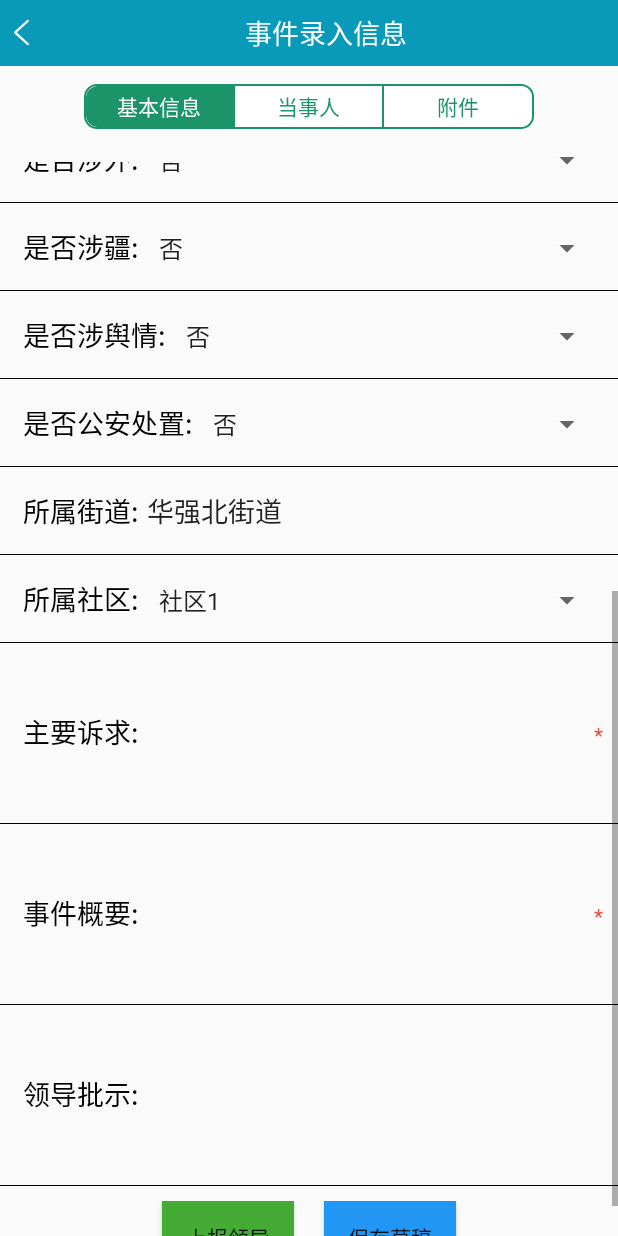
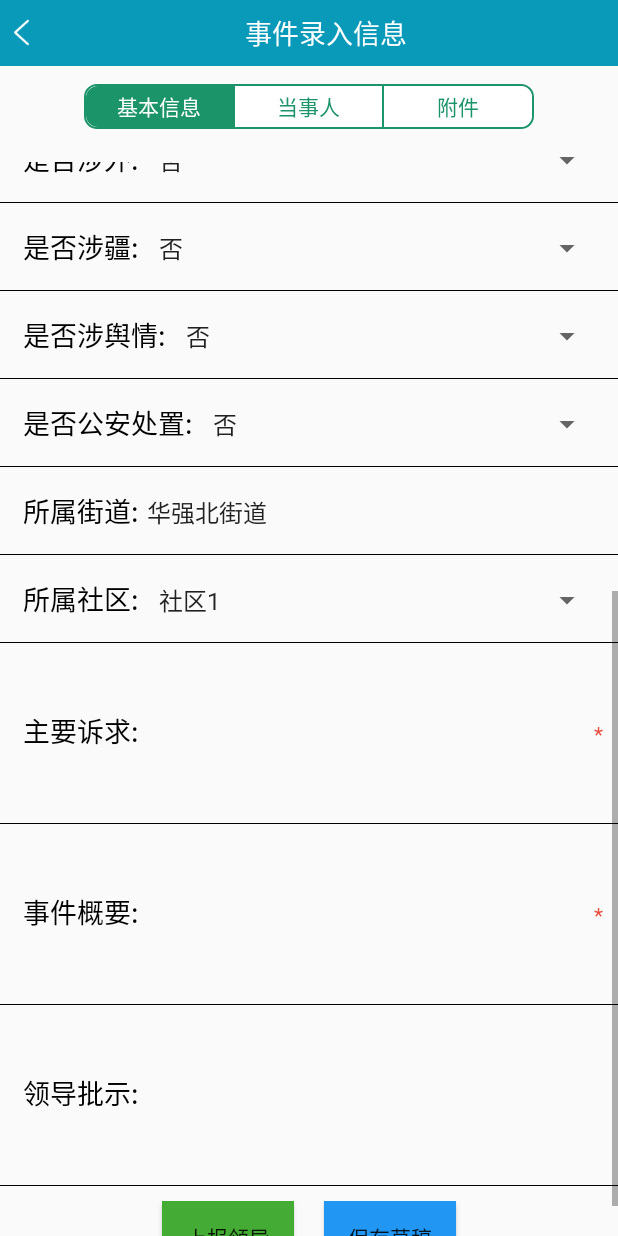
Before and after one commit to caizhui/KyAndroid, an Android app: the EventEntryAdd_Basic screen opened directly, with no data from a screen before it, scrolled down 500 dp, on a phone screen of 412 x 824 dp. Run offline under Robolectric (Android 15) with nearby library versions, the phone set to English and light mode, and no system bars; our stand-ins replace ButterKnife; libraries missing offline, so code that uses them is left out: org.xutils, org.xutils.ex; 1 statement that could not run was skipped.

Commit message:
事件录入信息

```diff
--- a/app/src/main/AndroidManifest.xml
+++ b/app/src/main/AndroidManifest.xml
@@ -6,10 +6,8 @@
     <application
         android:name=".AppContext"
         tools:replace="android:icon, android:theme"
-        android:allowBackup="true"
         android:icon="@mipmap/pp"
         android:label="@string/app_name"
-        android:supportsRtl="true"
         android:theme="@style/AppTheme">
 
         <activity android:name=".activity.LoginActivity"
--- a/app/src/main/res/layout/evententeradd_basic_fragment.xml
+++ b/app/src/main/res/layout/evententeradd_basic_fragment.xml
@@ -1,6 +1,5 @@
 <?xml version="1.0" encoding="utf-8"?>
 <LinearLayout xmlns:android="http://schemas.android.com/apk/res/android"
-    xmlns:app="http://schemas.android.com/apk/res-auto"
     android:layout_width="match_parent"
     android:layout_height="match_parent">
 
@@ -30,6 +29,7 @@
                     android:layout_width="0dp"
                     android:layout_height="wrap_content"
                     android:background="@null"
+                    android:textSize="16sp"
                     android:layout_weight="1" />
 
                 <TextView
@@ -53,13 +53,13 @@
                     android:layout_height="wrap_content"
                     android:text="@string/happen_time" />
 
-                <EditText
+                <TextView
                     android:id="@+id/happen_time_edt"
                     android:layout_width="0dp"
                     android:layout_height="wrap_content"
                     android:layout_weight="1"
-                    android:background="@null"
-                    android:editable="false" />
+                    android:textSize="16sp"
+                    android:background="@null"/>
 
                 <TextView
                     android:layout_width="wrap_content"
@@ -87,6 +87,7 @@
                     android:layout_width="0dp"
                     android:layout_height="wrap_content"
                     android:background="@null"
+                    android:textSize="16sp"
                     android:layout_weight="1" />
 
                 <TextView
@@ -114,6 +115,7 @@
                     android:id="@+id/petition_groups_edt"
                     android:layout_width="match_parent"
                     android:layout_height="wrap_content"
+                    android:textSize="16sp"
                     android:background="@null"/>
             </LinearLayout>
 
@@ -136,6 +138,7 @@
                     android:layout_width="0dp"
                     android:layout_height="wrap_content"
                     android:background="@null"
+                    android:textSize="16sp"
                     android:layout_weight="1" />
 
                 <TextView
@@ -163,6 +166,7 @@
                     android:id="@+id/pattern_manifestation_spinner"
                     android:layout_width="0dp"
                     android:layout_height="wrap_content"
+                    android:textSize="16sp"
                     android:layout_weight="1" />
 
                 <TextView
@@ -191,6 +195,7 @@
                     android:id="@+id/scope_text_spinner"
                     android:layout_width="0dp"
                     android:layout_height="wrap_content"
+                    android:textSize="16sp"
                     android:layout_weight="1" />
 
                 <TextView
@@ -219,6 +224,7 @@
                     android:layout_width="0dp"
                     android:layout_height="wrap_content"
                     android:background="@null"
+                    android:textSize="16sp"
                     android:layout_weight="1" />
 
                 <TextView
@@ -245,7 +251,8 @@
                 <Spinner
                     android:id="@+id/foreign_related_spinner"
                     android:layout_width="match_parent"
-                    android:layout_height="wrap_content" />
+                    android:layout_height="wrap_content"
+                    android:textSize="16sp"/>
             </LinearLayout>
 
             <include layout="@layout/linearlayout_one" />
@@ -265,7 +272,8 @@
                 <Spinner
                     android:id="@+id/involved_xinjiang_spinner"
                     android:layout_width="match_parent"
-                    android:layout_height="wrap_content" />
+                    android:layout_height="wrap_content"
+                    android:textSize="16sp"/>
             </LinearLayout>
 
             <include layout="@layout/linearlayout_one" />
@@ -285,7 +293,8 @@
                 <Spinner
                     android:id="@+id/involve_public_opinion_spinner"
                     android:layout_width="match_parent"
-                    android:layout_height="wrap_content" />
+                    android:layout_height="wrap_content"
+                    android:textSize="16sp"/>
             </LinearLayout>
 
             <include layout="@layout/linearlayout_one" />
@@ -305,7 +314,8 @@
                 <Spinner
                     android:id="@+id/public_security_disposal_spinner"
                     android:layout_width="match_parent"
-                    android:layout_height="wrap_content" />
+                    android:layout_height="wrap_content"
+                    android:textSize="16sp"/>
             </LinearLayout>
 
             <include layout="@layout/linearlayout_one" />
@@ -327,6 +337,7 @@
                     android:layout_width="match_parent"
                     android:layout_height="wrap_content"
                     android:background="@null"
+                    android:textSize="16sp"
                     android:text="华强北街道" />
             </LinearLayout>
 
@@ -347,7 +358,8 @@
                 <Spinner
                     android:id="@+id/belong_community_spinner"
                     android:layout_width="match_parent"
-                    android:layout_height="wrap_content" />
+                    android:layout_height="wrap_content"
+                    android:textSize="16sp"/>
             </LinearLayout>
 
             <include layout="@layout/linearlayout_one" />
@@ -369,6 +381,7 @@
                     android:layout_width="0dp"
                     android:layout_height="100dp"
                     android:background="@null"
+                    android:textSize="16sp"
                     android:layout_weight="1" />
 
                 <TextView
@@ -397,6 +410,7 @@
                     android:layout_width="0dp"
                     android:layout_height="100dp"
                     android:background="@null"
+                    android:textSize="16sp"
                     android:layout_weight="1" />
 
                 <TextView
@@ -424,6 +438,7 @@
                     android:id="@+id/leadership_instructions_edt"
                     android:layout_width="match_parent"
                     android:background="@null"
+                    android:textSize="16sp"
                     android:layout_height="100dp" />
             </LinearLayout>
 
```
Also changed, not shown: app/src/main/java/com/ky/kyandroid/activity/evententry/EventEntryAdd_Basic.java (+116 -2 lines), app/src/main/java/com/ky/kyandroid/activity/evententry/EventEntryListActivity.java (+9 -6 lines), app/src/main/java/com/ky/kyandroid/db/dao/EventEntryDao.java (+8 -10 lines), app/src/main/res/layout/activity_evententry_item.xml (+8 -2 lines).
